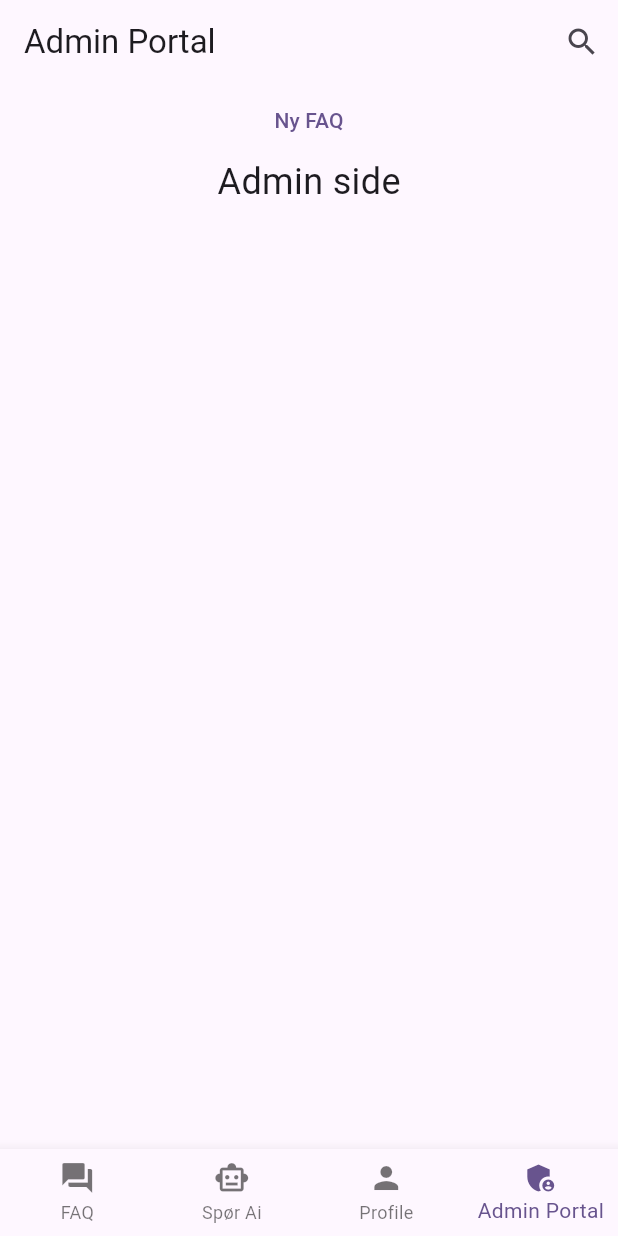
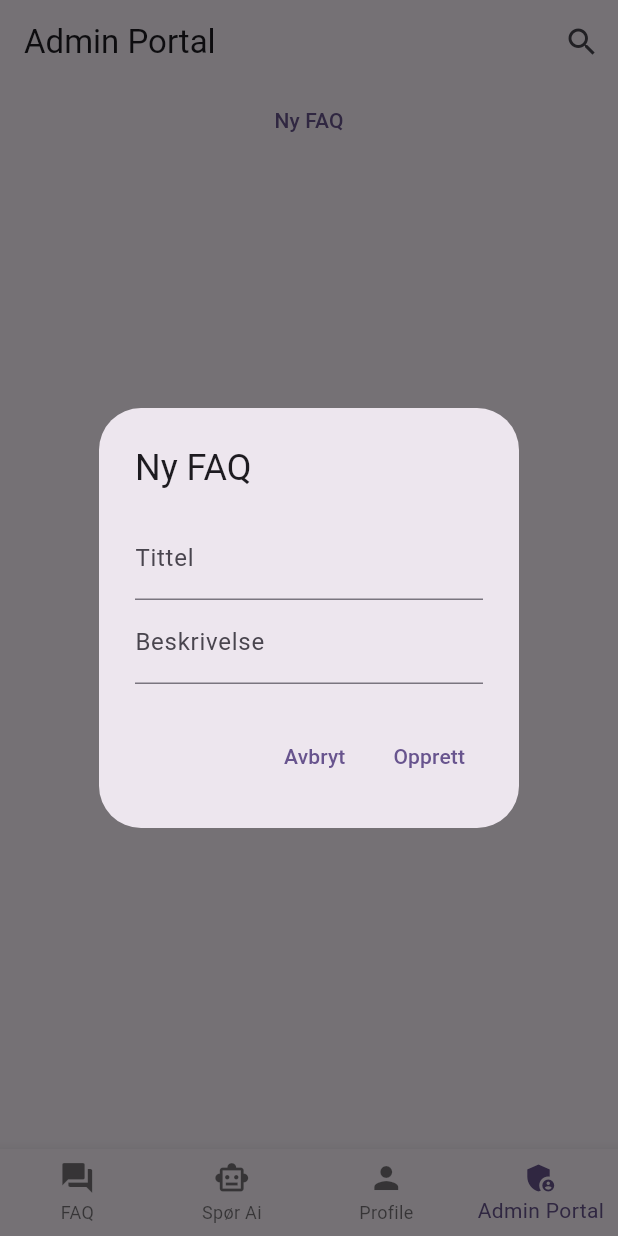
Before and after one commit to TobiasStokken/fagprove2025, a Flutter app: the screen it shows once a user with an empty profile is signed in, item 4 of the bottom bar chosen, after a tap on "Ny FAQ", on a phone screen of 412 x 824 dp. Run offline on Flutter 3.47's test engine with Material 3 defaults, Android fonts, the phone set to English and light mode, and no system bars; our stand-ins replace cloud_firestore, cloud_functions, firebase_auth, firebase_core, flutter_riverpod; accounts and stored records are empty.

Commit message:
bug fixes

```diff
--- a/faq_app/lib/main.dart
+++ b/faq_app/lib/main.dart
@@ -35,10 +35,10 @@ class MyApp extends StatelessWidget {
   }
 }
 
-class AuthGate extends StatelessWidget {
+class AuthGate extends ConsumerWidget {
   const AuthGate({super.key});
   @override
-  Widget build(BuildContext context) {
+  Widget build(BuildContext context, WidgetRef ref) {
     return StreamBuilder<User?>(
       stream: FirebaseAuth.instance.authStateChanges(),
       builder: (context, snapshot) {
@@ -46,6 +46,7 @@ class AuthGate extends StatelessWidget {
           return const Center(child: CircularProgressIndicator());
         }
         if (snapshot.hasData) {
+          ref.invalidate(isAdminProvider);
           return const MainNavigationPage();
         }
         return const LoginScreen();
--- a/faq_app/lib/screens/admin_portal_screen.dart
+++ b/faq_app/lib/screens/admin_portal_screen.dart
@@ -18,15 +18,9 @@ class AdminPortalScreen extends ConsumerWidget {
           mainAxisAlignment: MainAxisAlignment.start,
           children: [
             TextButton(
-              onPressed: () async {
-                await FirebaseFunctions.instance
-                    .httpsCallable('createNewFAQ')
-                    .call({'title': 'Faq 0', 'description': 'description'});
-                ref.invalidate(faqDataProvider);
-              },
+              onPressed: () => _showAddFaqDialog(context, ref),
               child: const Text('Ny FAQ'),
             ),
-            const Text('Admin side', style: TextStyle(fontSize: 24)),
             Expanded(
               child: ListView.builder(
                 shrinkWrap: true,
@@ -63,4 +57,45 @@ class AdminPortalScreen extends ConsumerWidget {
       ),
     );
   }
+
+  Future<void> _showAddFaqDialog(BuildContext context, WidgetRef ref) async {
+    final titleController = TextEditingController();
+    final descriptionController = TextEditingController();
+    final result = await showDialog<bool>(
+      context: context,
+      builder: (context) => AlertDialog(
+        title: const Text('Ny FAQ'),
+        content: Column(
+          mainAxisSize: MainAxisSize.min,
+          children: [
+            TextField(
+              controller: titleController,
+              decoration: const InputDecoration(labelText: 'Tittel'),
+            ),
+            TextField(
+              controller: descriptionController,
+              decoration: const InputDecoration(labelText: 'Beskrivelse'),
+            ),
+          ],
+        ),
+        actions: [
+          TextButton(
+            onPressed: () => Navigator.of(context).pop(false),
+            child: const Text('Avbryt'),
+          ),
+          TextButton(
+            onPressed: () => Navigator.of(context).pop(true),
+            child: const Text('Opprett'),
+          ),
+        ],
+      ),
+    );
+    if (result == true && titleController.text.isNotEmpty) {
+      await FirebaseFunctions.instance.httpsCallable('createNewFAQ').call({
+        'title': titleController.text,
+        'description': descriptionController.text
+      });
+      ref.invalidate(faqDataProvider);
+    }
+  }
 }
```
Also changed, not shown: faq_app/lib/screens/faq_edit_screen.dart (+183 -131 lines), faq_app/lib/widgets/faq_theme_card.dart (+14 -2 lines).
